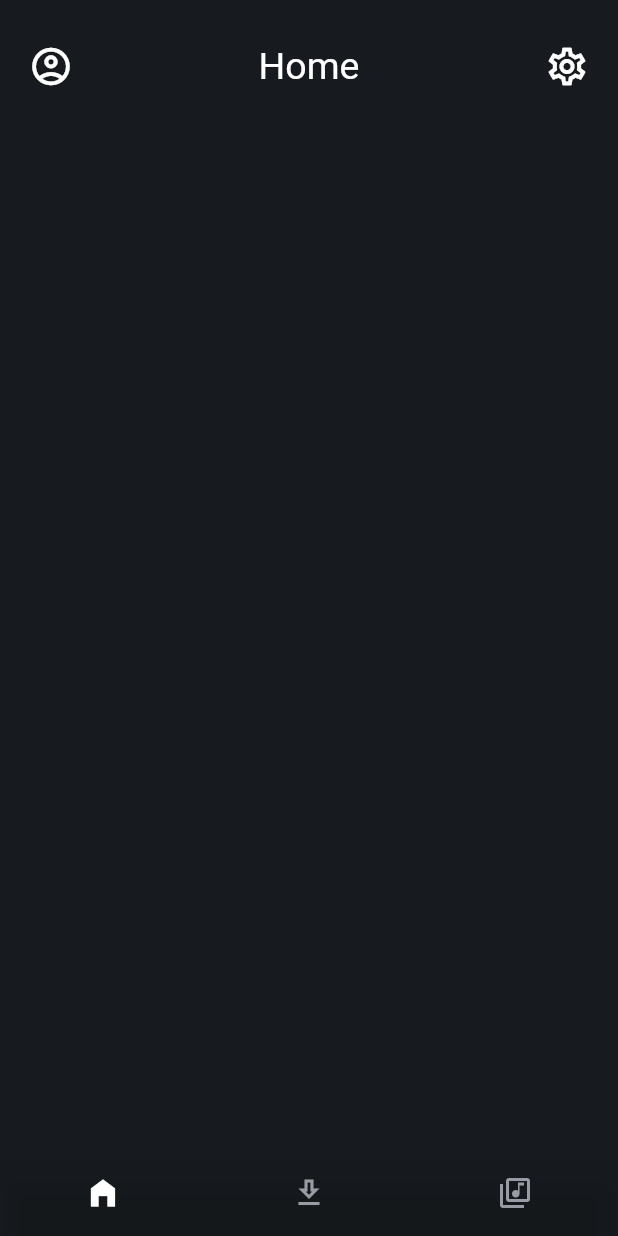
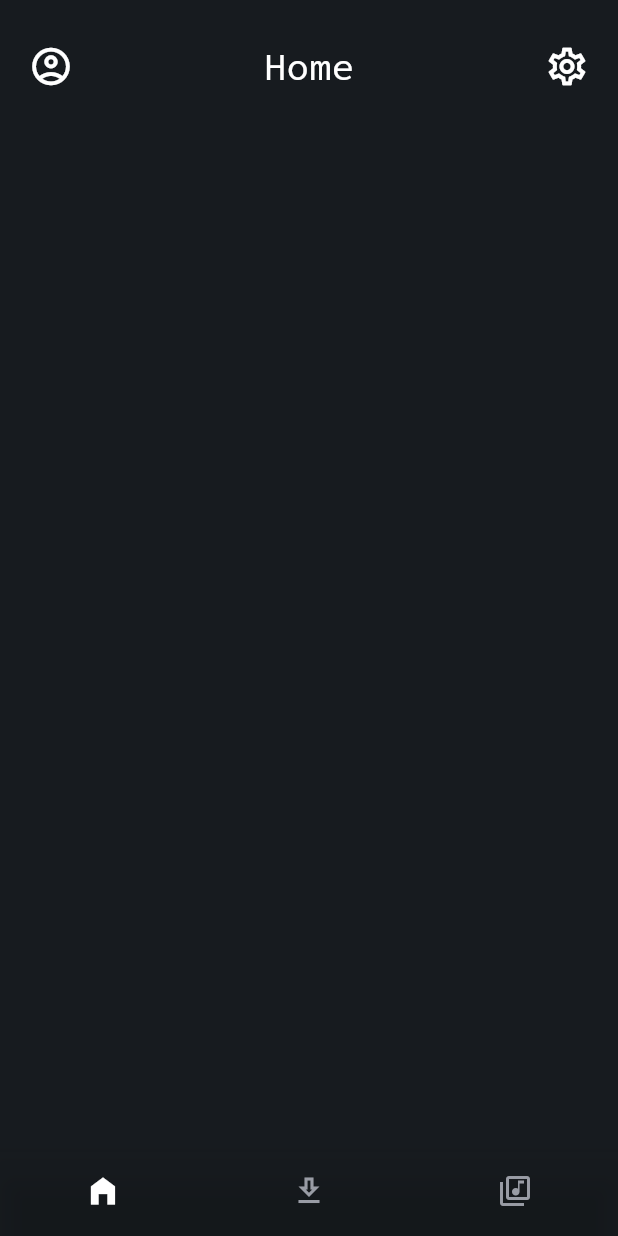
Before and after one commit to mstermigol/Sound, a Flutter app: the screen it shows after launch, on a phone screen of 412 x 824 dp. Run offline on Flutter 3.47's test engine with Material 2 defaults, Android fonts, the phone set to English and light mode, and no system bars.

Commit message:
Setted the default font family

```diff
--- a/lib/main.dart
+++ b/lib/main.dart
@@ -12,10 +12,13 @@ class MyApp extends StatelessWidget {
   // This widget is the root of your application.
   @override
   Widget build(BuildContext context) {
-    return const MaterialApp(
+    return  MaterialApp(
       title: 'Sound',
+      theme: ThemeData(
+        fontFamily: 'SourceCodePro'
+      ),
       debugShowCheckedModeBanner: false,
-      home: HomePage(),
+      home: const HomePage(),
     );
   }
 }
@@ -44,6 +47,7 @@ class _HomePageState extends State<HomePage>{
   @override
   Widget build(BuildContext context) {
     return Scaffold(
+
       bottomNavigationBar:  myBottomBar,
       backgroundColor: const Color.fromRGBO(23, 27, 31, 1),
       body: Routes(index:index),
```
